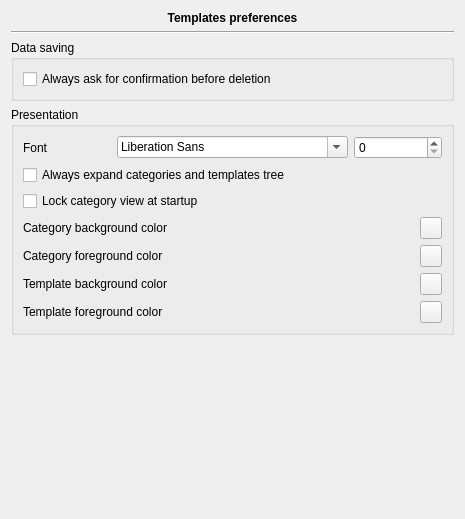
Above: plugins/templatesplugin/templatespreferenceswidget.ui from FreeHealth/freehealth before the change. Below: the same form after it.
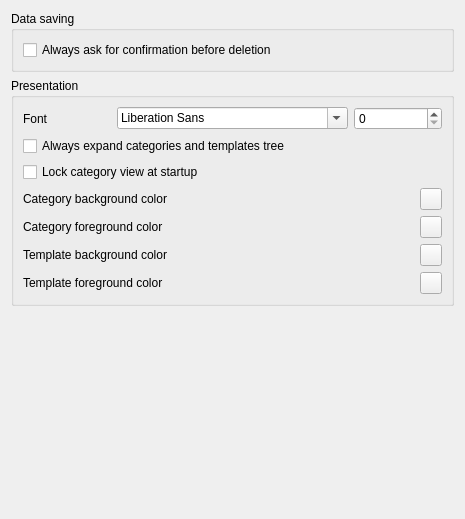
That is the form after the change. Custom widgets are drawn as their Qt base class.

Patch:
```diff
--- a/plugins/templatesplugin/templatespreferenceswidget.ui
+++ b/plugins/templatesplugin/templatespreferenceswidget.ui
@@ -15,29 +15,6 @@
   </property>
   <layout class="QGridLayout" name="gridLayout_2">
    <item row="0" column="0" colspan="2">
-    <widget class="QLabel" name="label_6">
-     <property name="font">
-      <font>
-       <weight>75</weight>
-       <bold>true</bold>
-      </font>
-     </property>
-     <property name="text">
-      <string>Templates preferences</string>
-     </property>
-     <property name="alignment">
-      <set>Qt::AlignCenter</set>
-     </property>
-    </widget>
-   </item>
-   <item row="1" column="0" colspan="2">
-    <widget class="Line" name="line">
-     <property name="orientation">
-      <enum>Qt::Horizontal</enum>
-     </property>
-    </widget>
-   </item>
-   <item row="2" column="0" colspan="2">
     <widget class="QGroupBox" name="groupBox">
      <property name="title">
       <string>Data saving</string>
@@ -53,7 +30,7 @@
      </layout>
     </widget>
    </item>
-   <item row="3" column="0" colspan="2">
+   <item row="1" column="0" colspan="2">
     <widget class="QGroupBox" name="groupBox_2">
      <property name="title">
       <string>Presentation</string>
@@ -197,7 +174,7 @@
      </layout>
     </widget>
    </item>
-   <item row="4" column="0">
+   <item row="2" column="0">
     <spacer name="verticalSpacer">
      <property name="orientation">
       <enum>Qt::Vertical</enum>
```
